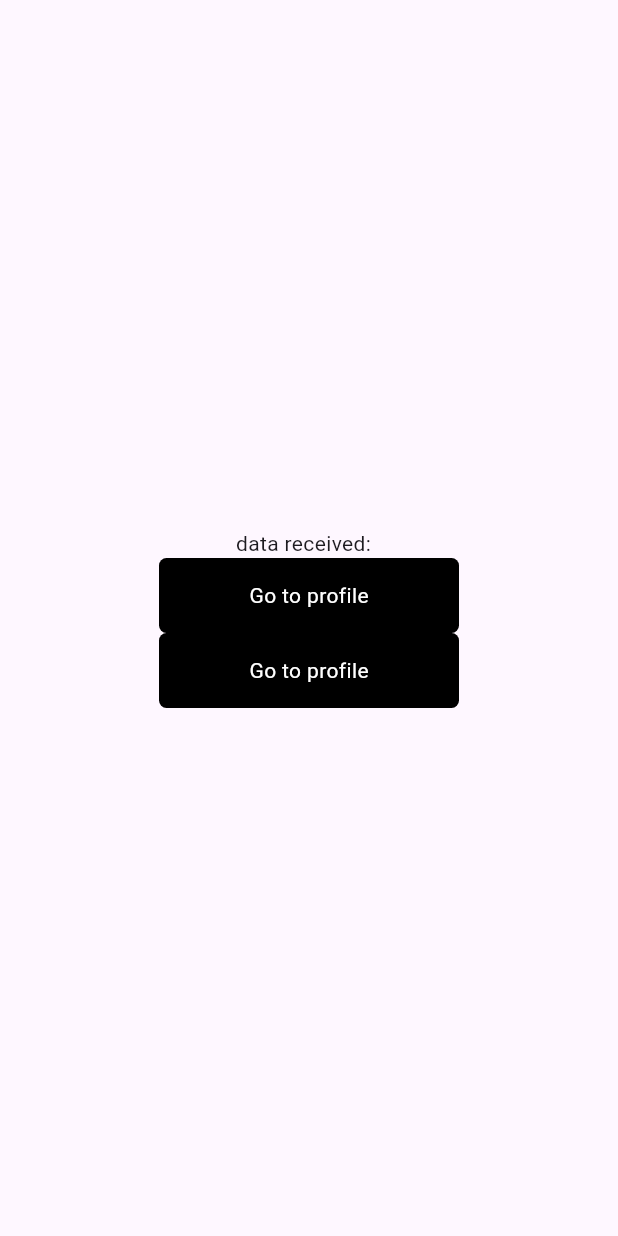
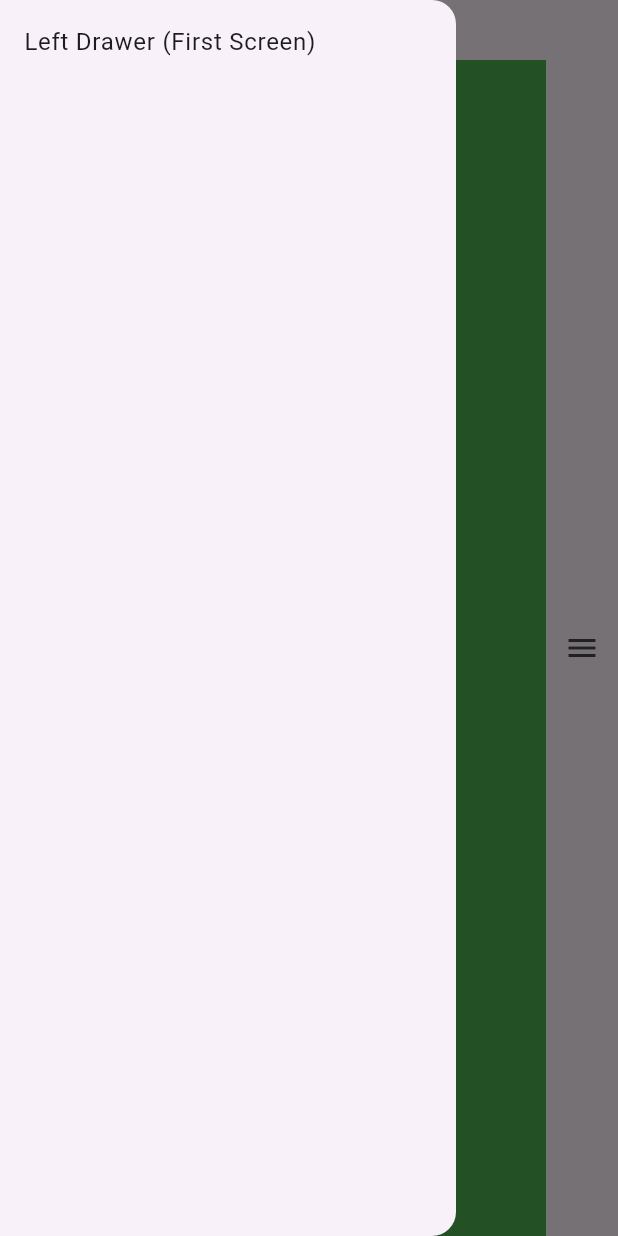
Before and after one commit to kosmas1991/jbox, a Flutter app: the AdminScreen screen opened by its route, with the side drawer open (before the commit the screen has no drawer), on a phone screen of 412 x 824 dp. Run offline on Flutter 3.47's test engine with Material 3 defaults, Android fonts, the light colour scheme and no system bars; our stand-ins replace bloc, equatable, firebase_auth, firebase_core, flutter_bloc, go_router; missing offline and left inert: firebase_ui_auth, firebase_ui_localizations; accounts and stored records are empty.

Commit message:
:construction: starting admin screen

```diff
--- /dev/null
+++ b/lib/global widgets/mainlogo.dart
@@ -0,0 +1,10 @@
+import 'package:flutter/material.dart';
+
+class MainLogo extends StatelessWidget {
+  const MainLogo({super.key});
+
+  @override
+  Widget build(BuildContext context) {
+    return Image.asset('assets/images/mainlogo.png');
+  }
+}
--- a/lib/widgets (global)/widgets.dart
+++ b/lib/global widgets/myglobalbutton.dart
@@ -3,14 +3,16 @@ import 'package:flutter/material.dart';
 class MyGlobalButton extends StatelessWidget {
   final String buttonText;
   final VoidCallback fun;
-  const MyGlobalButton({super.key, required this.buttonText, required this.fun});
+  final double width;
+  const MyGlobalButton(
+      {super.key, required this.buttonText, required this.fun, this.width = 200});
 
   @override
   Widget build(BuildContext context) {
     return InkWell(
       onTap: fun,
       child: Container(
-        width: 200,
+        width: width,
         decoration: BoxDecoration(
           borderRadius: BorderRadius.circular(5),
           color: Colors.black,
--- a/lib/screens/adminscreen/adminscreen.dart
+++ b/lib/screens/adminscreen/adminscreen.dart
@@ -1,16 +1,15 @@
-import 'package:firebase_auth/firebase_auth.dart';
 import 'package:flutter/material.dart';
-import 'package:flutter_bloc/flutter_bloc.dart';
-import 'package:go_router/go_router.dart';
-import 'package:jbox/blocs/user/user_bloc.dart';
-import 'package:jbox/screens/displayscreen/displayscreen.dart';
-import 'package:jbox/screens/homescreen/homescreen.dart';
-import 'package:jbox/widgets%20(global)/widgets.dart';
+import 'package:jbox/global%20widgets/mainlogo.dart';
+import 'package:jbox/main.dart';
+import 'package:jbox/responsiveness/responsive_widget.dart';
+import 'package:jbox/screens/adminscreen/loggedoutadmin.dart';
 
-//TODO implement force fill user data (email, name, photo etc)
+//? Admin screen will be a 3 vertical screen combination. 1st: parameters, 2nd: display screen preview, 3rd: not sure (maybe profile pic image, log out button etc)
+//? with desktop mode all three are visible, with tablet first two, mobile only second screen
+final GlobalKey<ScaffoldState> _scaffoldKey = GlobalKey<ScaffoldState>();
 
 class AdminScreen extends StatelessWidget {
-  const AdminScreen({
+  AdminScreen({
     super.key,
   });
 
@@ -18,35 +17,189 @@ class AdminScreen extends StatelessWidget {
 
   @override
   Widget build(BuildContext context) {
-    return BlocListener<UserBloc, UserState>(
-      listener: (context, state) {
-        if (!state.loggedIn) {
-          GoRouter.of(context).goNamed(HomeScreen.routeName);
-        }
-      },
-      child: Scaffold(
-        body: Center(
-          child: Column(
-            mainAxisAlignment: MainAxisAlignment.center,
+    double height = MediaQuery.of(context).size.height;
+    return auth.currentUser == null
+        ? LoggedOutAdmin()
+        : Scaffold(
+            key: _scaffoldKey,
+            // Assign key to Scaffold
+            // appBar: AppBar(title: Text('Responsive Layout')),
+
+            // Define both left-side drawer and right-side endDrawer
+            drawer: Drawer(
+              child: DrawerContent(label: 'Left Drawer (First Screen)'),
+            ),
+            endDrawer: Drawer(
+              child: DrawerContent(label: 'Right Drawer (Third Screen)'),
+            ),
+
+            body: Column(
               children: [
-              Text('data received:  '),
-              MyGlobalButton(
-                fun: () {
-                  GoRouter.of(context).goNamed(DisplayScreen.routeName,
-                      queryParameters: {'terminal': '5thAvenue'});
-                },
-                buttonText: 'go to display',
+                Container(
+                  height: 40,
+                  child: Row(
+                    children: [
+                      MainLogo(),
+                      SizedBox(
+                        width: 20,
                       ),
-              MyGlobalButton(
-                fun: () {
-                  FirebaseAuth.instance.signOut();
-                },
-                buttonText: 'Log out',
-              ),
+                      Text('Σελίδα διαχείρισης'),
                     ],
                   ),
                 ),
+                Expanded(
+                  child: LayoutBuilder(
+                    builder: (context, constraints) {
+                      // Desktop Mode - all three screens visible
+                      if (constraints.maxWidth >= 1024) {
+                        return Row(
+                          children: [
+                            Expanded(
+                                flex: 2, child: FirstScreen()), // Flex size 2
+                            Expanded(
+                                flex: 3, child: SecondScreen()), // Flex size 3
+                            Expanded(
+                                flex: 2, child: ThirdScreen()), // Flex size 2
+                          ],
+                        );
+                      }
+                      // Tablet Mode - first and second screens visible, third as endDrawer
+                      else if (constraints.maxWidth >= 600) {
+                        return Row(
+                          children: [
+                            Expanded(
+                                flex: 2, child: FirstScreen()), // Flex size 2
+                            Expanded(
+                                flex: 3, child: SecondScreen()), // Flex size 3
+                            // Button to open right-side endDrawer (Third Screen)
+                            Builder(
+                              builder: (context) =>
+                                  DrawerButton(context, isEndDrawer: true),
+                            ),
+                          ],
+                        );
+                      }
+                      // Mobile Mode - second screen visible, others as drawers
+                      else {
+                        return Row(
+                          children: [
+                            Builder(
+                              builder: (context) => DrawerButton(context,
+                                  isEndDrawer:
+                                      false), // Button for left drawer (First Screen)
+                            ),
+                            Expanded(
+                                flex: 3, child: SecondScreen()), // Flex size 3
+                            Builder(
+                              builder: (context) => DrawerButton(context,
+                                  isEndDrawer:
+                                      true), // Button for right drawer (Third Screen)
+                            ),
+                          ],
+                        );
+                      }
+                    },
+                  ),
+                ),
+              ],
             ),
           );
   }
 }
+
+// Drawer button widget
+Widget DrawerButton(BuildContext context, {required bool isEndDrawer}) {
+  return IconButton(
+    icon: Icon(Icons.menu),
+    onPressed: () {
+      if (isEndDrawer) {
+        _scaffoldKey.currentState
+            ?.openEndDrawer(); // Open the end drawer (right)
+      } else {
+        _scaffoldKey.currentState?.openDrawer(); // Open the left drawer
+      }
+    },
+  );
+}
+
+// Placeholder for first, second, and third screens
+class FirstScreen extends StatelessWidget {
+  @override
+  Widget build(BuildContext context) {
+    return Container(
+      color: Colors.blue,
+      child: Center(child: Text('First Screen')),
+    );
+  }
+}
+
+class SecondScreen extends StatelessWidget {
+  @override
+  Widget build(BuildContext context) {
+    return Container(
+      color: Colors.green,
+      child: Center(child: Text('Second Screen')),
+    );
+  }
+}
+
+class ThirdScreen extends StatelessWidget {
+  @override
+  Widget build(BuildContext context) {
+    return Container(
+      color: Colors.red,
+      child: Center(child: Text('Third Screen')),
+    );
+  }
+}
+
+// Content for the drawer
+class DrawerContent extends StatelessWidget {
+  final String label;
+
+  DrawerContent({required this.label});
+
+  @override
+  Widget build(BuildContext context) {
+    return ListView(
+      children: [
+        ListTile(
+          title: Text(label),
+          onTap: () {
+            Navigator.pop(context); // Close the drawer on tap
+          },
+        ),
+      ],
+    );
+  }
+}
+  // BlocListener<UserBloc, UserState>(
+  //     listener: (context, state) {
+  //       if (!state.loggedIn) {
+  //         GoRouter.of(context).goNamed(HomeScreen.routeName);
+  //       }
+  //     },
+  //     child: Scaffold(
+  //       body: Center(
+  //         child: Column(
+  //           mainAxisAlignment: MainAxisAlignment.center,
+  //           children: [
+  //             Text('data received:  '),
+  //             MyGlobalButton(
+  //               fun: () {
+  //                 GoRouter.of(context).goNamed(DisplayScreen.routeName,
+  //                     queryParameters: {'terminal': '5thAvenue'});
+  //               },
+  //               buttonText: 'go to display',
+  //             ),
+  //             MyGlobalButton(
+  //               fun: () {
+  //                 FirebaseAuth.instance.signOut();
+  //               },
+  //               buttonText: 'Log out',
+  //             ),
+  //           ],
+  //         ),
+  //       ),
+  //     ),
+  //   );
--- a/lib/screens/homescreen/screensizes/largescreen.dart
+++ b/lib/screens/homescreen/screensizes/largescreen.dart
@@ -1,5 +1,6 @@
 import 'package:flutter/material.dart';
 import 'package:go_router/go_router.dart';
+import 'package:jbox/global%20widgets/mainlogo.dart';
 import 'package:jbox/screens/homescreen/constants.dart';
 import 'package:jbox/screens/loginscreen/loginscreen.dart';
 
@@ -19,9 +20,7 @@ class LargeScreen extends StatelessWidget {
               child: Row(
                 mainAxisAlignment: MainAxisAlignment.spaceBetween,
                 children: [
-                  Image.asset(
-                    'assets/images/mainlogo.png',
-                  ),
+                  MainLogo(),
                   Row(
                     mainAxisAlignment: MainAxisAlignment.spaceBetween,
                     children: [
--- a/lib/screens/homescreen/screensizes/mediumscreen.dart
+++ b/lib/screens/homescreen/screensizes/mediumscreen.dart
@@ -1,5 +1,6 @@
 import 'package:flutter/material.dart';
 import 'package:go_router/go_router.dart';
+import 'package:jbox/global%20widgets/mainlogo.dart';
 import 'package:jbox/screens/homescreen/constants.dart';
 import 'package:jbox/screens/loginscreen/loginscreen.dart';
 
@@ -19,9 +20,7 @@ class MediumScreen extends StatelessWidget {
               child: Row(
                 mainAxisAlignment: MainAxisAlignment.spaceBetween,
                 children: [
-                  Image.asset(
-                    'assets/images/mainlogo.png',
-                  ),
+                  MainLogo(),
                   Row(
                     mainAxisAlignment: MainAxisAlignment.spaceBetween,
                     children: [
--- a/lib/screens/loginscreen/loginscreen.dart
+++ b/lib/screens/loginscreen/loginscreen.dart
@@ -3,10 +3,11 @@ import 'package:flutter/material.dart';
 import 'package:flutter_bloc/flutter_bloc.dart';
 import 'package:go_router/go_router.dart';
 import 'package:jbox/blocs/user/user_bloc.dart';
+import 'package:jbox/global%20widgets/mainlogo.dart';
 import 'package:jbox/main.dart';
 import 'package:jbox/screens/adminscreen/adminscreen.dart';
 import 'package:jbox/screens/homescreen/homescreen.dart';
-import 'package:jbox/widgets%20(global)/widgets.dart';
+import 'package:jbox/global%20widgets/myglobalbutton.dart';
 
 class LoginScreen extends StatelessWidget {
   LoginScreen();
@@ -64,7 +65,7 @@ class LoginScreen extends StatelessWidget {
                       SizedBox(
                         height: 40,
                       ),
-                      Image.asset('assets/images/mainlogo.png'),
+                      MainLogo(),
                       SizedBox(
                         height: 20,
                       ),
```
Also changed, not shown: lib/screens/adminscreen/loggedoutadmin.dart (added, +24 -0 lines). Lines whose indentation alone changed are shown as unchanged.
